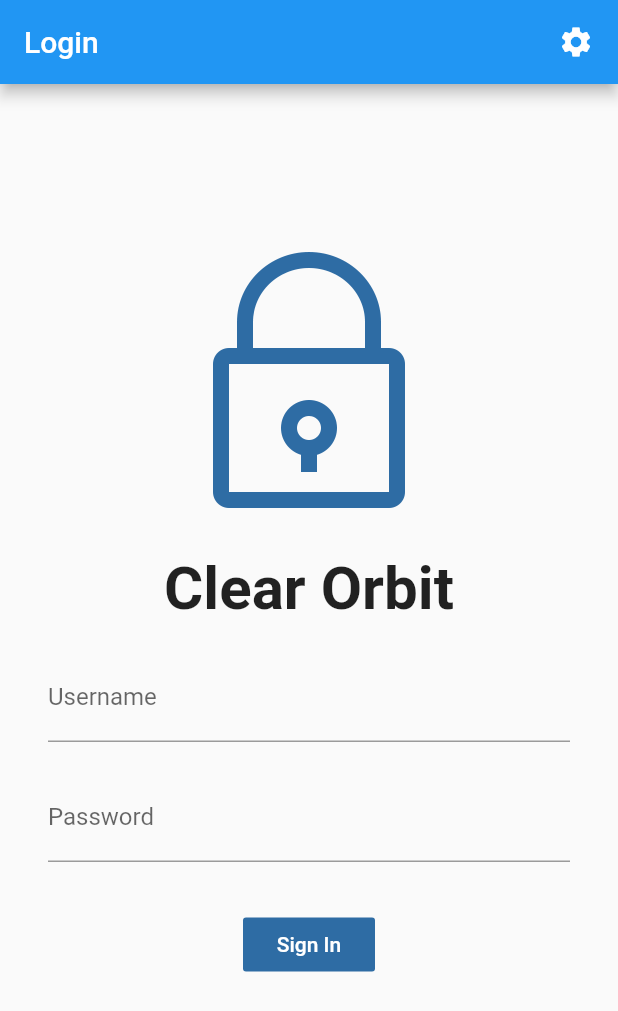
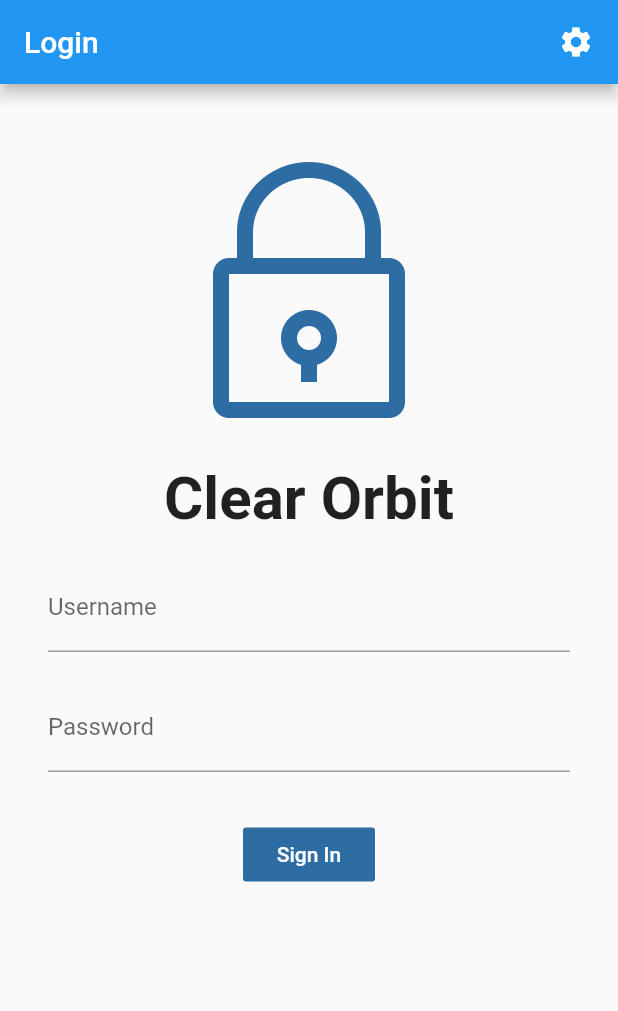
Before and after one commit to SeniorProj19/FacialRecognition, a Flutter app: the screen it shows after launch, on a phone screen of 412 x 824 dp. Shown: the top 1011 px of the screen. Run offline on Flutter 3.47's test engine with Material 2 defaults, Android fonts, the phone set to English and light mode, and no system bars; our stand-ins replace camera, expandable, image_picker, shared_preferences.

Commit message:
Update sign_in_page.dart
replaces test account with the account that is signed in

```diff
--- a/clear_orbit_app/lib/pages/sign_in_page.dart
+++ b/clear_orbit_app/lib/pages/sign_in_page.dart
@@ -37,7 +37,7 @@ class LoginPageState extends APIState {
     sharedPreferences.setString("username", responseData["data"]["user"]);
     sharedPreferences.setInt("usernum", responseData["data"]["user_id"]);
 
-    await getUser(5);
+    await getUser(responseData["data"]["user_id"]);
     print("exited getUser()");
     await print(responseData2["first_name"]);
     //print("Printing Statement: " + responseData2.toString()); // Where is response data coming from
@@ -69,7 +69,7 @@ class LoginPageState extends APIState {
           padding: const EdgeInsets.all(32.0),
           child: new Column(
             children: <Widget>[
-              SizedBox(height: 80.0),
+              SizedBox(height: 20.0),
               Column(
                 children: <Widget>[
                   Image.asset("assets/lock.png", scale: 1.5),
```
